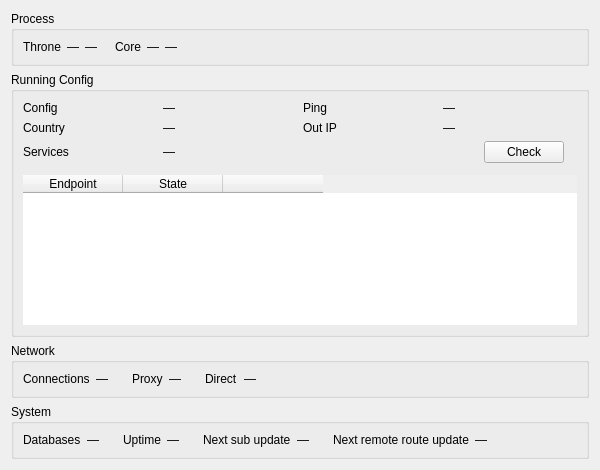
Qt form include/ui/stats/RuntimeStatsWidget.ui (throneproj/Throne) before a commit.
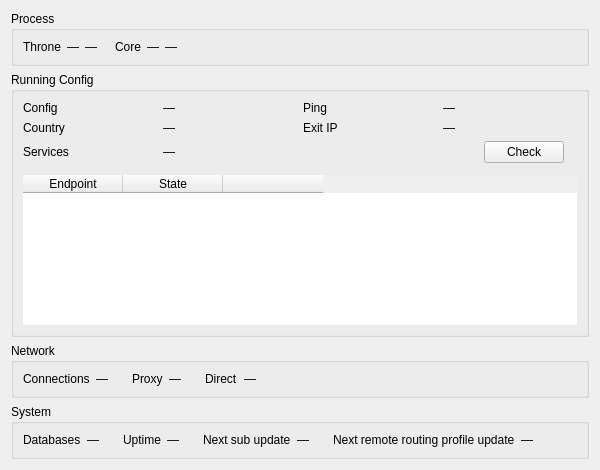
The same form after that commit.

```diff
--- a/include/ui/stats/RuntimeStatsWidget.ui
+++ b/include/ui/stats/RuntimeStatsWidget.ui
@@ -150,7 +150,7 @@
         <item row="3" column="2">
          <widget class="QLabel" name="labelOutIp">
           <property name="text">
-           <string>Out IP</string>
+           <string>Exit IP</string>
           </property>
          </widget>
         </item>
@@ -478,7 +478,7 @@
       <item row="0" column="9">
        <widget class="QLabel" name="labelRouteUpdate">
         <property name="text">
-         <string>Next remote route update</string>
+         <string>Next remote routing profile update</string>
         </property>
        </widget>
       </item>
```
